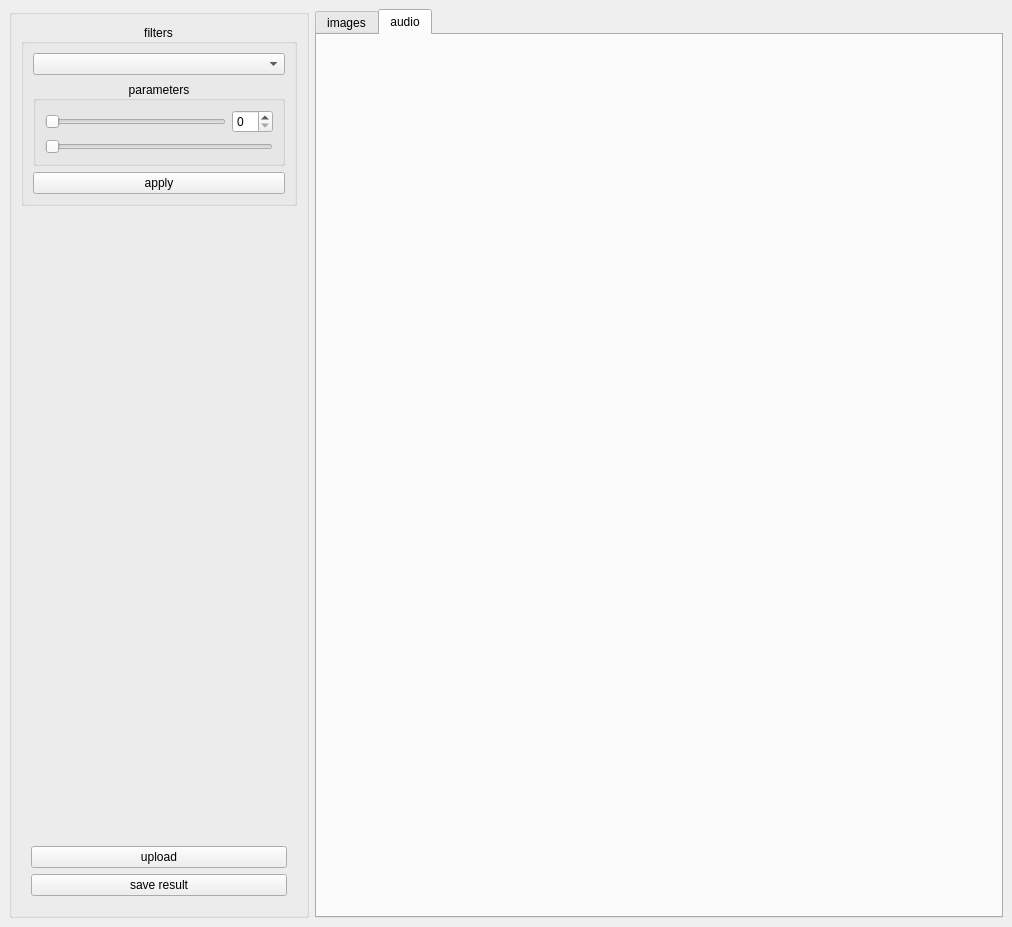
The window that FFT-processing/mainwindow.ui (5arcoramphu5/image-and-audio-processing-with-FFT) describes before a commit, drawn with Qt 5.
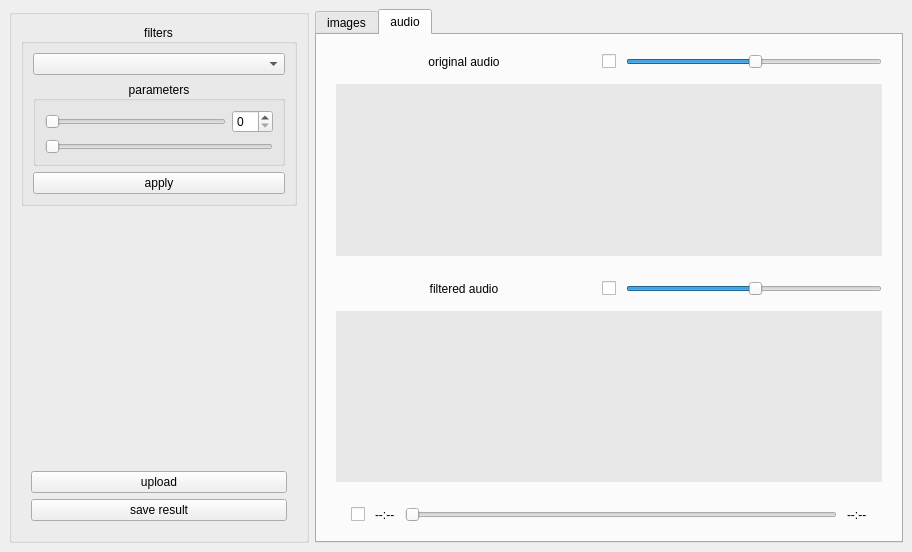
The same window after the commit. Icons and pictures are not drawn.

```diff
--- a/FFT-processing/mainwindow.ui
+++ b/FFT-processing/mainwindow.ui
@@ -6,8 +6,8 @@
    <rect>
     <x>0</x>
     <y>0</y>
-    <width>1012</width>
-    <height>927</height>
+    <width>912</width>
+    <height>552</height>
    </rect>
   </property>
   <property name="sizePolicy">
@@ -441,7 +441,254 @@
        <attribute name="title">
         <string>audio</string>
        </attribute>
-       <layout class="QHBoxLayout" name="horizontalLayout_3"/>
+       <layout class="QHBoxLayout" name="horizontalLayout_3">
+        <item>
+         <layout class="QVBoxLayout" name="verticalLayout">
+          <property name="spacing">
+           <number>10</number>
+          </property>
+          <property name="leftMargin">
+           <number>10</number>
+          </property>
+          <property name="topMargin">
+           <number>10</number>
+          </property>
+          <property name="rightMargin">
+           <number>10</number>
+          </property>
+          <property name="bottomMargin">
+           <number>10</number>
+          </property>
+          <item>
+           <layout class="QVBoxLayout" name="originalAudioLayout">
+            <property name="spacing">
+             <number>15</number>
+            </property>
+            <property name="leftMargin">
+             <number>0</number>
+            </property>
+            <property name="topMargin">
+             <number>0</number>
+            </property>
+            <property name="rightMargin">
+             <number>0</number>
+            </property>
+            <property name="bottomMargin">
+             <number>15</number>
+            </property>
+            <item>
+             <layout class="QHBoxLayout" name="originalAudioControls">
+              <property name="spacing">
+               <number>10</number>
+              </property>
+              <item>
+               <widget class="QLabel" name="originalAudioLabel">
+                <property name="text">
+                 <string>original audio</string>
+                </property>
+                <property name="alignment">
+                 <set>Qt::AlignCenter</set>
+                </property>
+               </widget>
+              </item>
+              <item>
+               <widget class="QCheckBox" name="originalAudioMute">
+                <property name="sizePolicy">
+                 <sizepolicy hsizetype="Fixed" vsizetype="Fixed">
+                  <horstretch>0</horstretch>
+                  <verstretch>0</verstretch>
+                 </sizepolicy>
+                </property>
+                <property name="styleSheet">
+                 <string notr="true">QCheckBox::indicator:unchecked {
+    image: url(:/graphics/speaker-icon.png);
+}
+
+QCheckBox::indicator:checked {
+    image: url(:/graphics/speaker-muted-icon.png);
+}</string>
+                </property>
+                <property name="text">
+                 <string/>
+                </property>
+               </widget>
+              </item>
+              <item>
+               <widget class="QSlider" name="originalAudioVolume">
+                <property name="sizePolicy">
+                 <sizepolicy hsizetype="Preferred" vsizetype="Fixed">
+                  <horstretch>0</horstretch>
+                  <verstretch>0</verstretch>
+                 </sizepolicy>
+                </property>
+                <property name="value">
+                 <number>50</number>
+                </property>
+                <property name="orientation">
+                 <enum>Qt::Horizontal</enum>
+                </property>
+               </widget>
+              </item>
+             </layout>
+            </item>
+            <item>
+             <widget class="QLabel" name="originalAudioVIsualisation">
+              <property name="sizePolicy">
+               <sizepolicy hsizetype="Expanding" vsizetype="Expanding">
+                <horstretch>0</horstretch>
+                <verstretch>0</verstretch>
+               </sizepolicy>
+              </property>
+              <property name="styleSheet">
+               <string notr="true">QLabel { background-color : rgb(232, 232, 232) }</string>
+              </property>
+              <property name="text">
+               <string/>
+              </property>
+             </widget>
+            </item>
+           </layout>
+          </item>
+          <item>
+           <layout class="QVBoxLayout" name="filteredAudioLayout">
+            <property name="spacing">
+             <number>15</number>
+            </property>
+            <property name="bottomMargin">
+             <number>15</number>
+            </property>
+            <item>
+             <layout class="QHBoxLayout" name="filteredAudioControls">
+              <property name="spacing">
+               <number>10</number>
+              </property>
+              <item>
+               <widget class="QLabel" name="filteredAudioLabel">
+                <property name="text">
+                 <string>filtered audio</string>
+                </property>
+                <property name="alignment">
+                 <set>Qt::AlignCenter</set>
+                </property>
+               </widget>
+              </item>
+              <item>
+               <widget class="QCheckBox" name="filteredAudioMute">
+                <property name="sizePolicy">
+                 <sizepolicy hsizetype="Fixed" vsizetype="Fixed">
+                  <horstretch>0</horstretch>
+                  <verstretch>0</verstretch>
+                 </sizepolicy>
+                </property>
+                <property name="styleSheet">
+                 <string notr="true">QCheckBox::indicator:unchecked {
+    image: url(:/graphics/speaker-icon.png);
+}
+
+QCheckBox::indicator:checked {
+    image: url(:/graphics/speaker-muted-icon.png);
+}</string>
+                </property>
+                <property name="text">
+                 <string/>
+                </property>
+               </widget>
+              </item>
+              <item>
+               <widget class="QSlider" name="filteredAudioVolume">
+                <property name="sizePolicy">
+                 <sizepolicy hsizetype="Preferred" vsizetype="Fixed">
+                  <horstretch>0</horstretch>
+                  <verstretch>0</verstretch>
+                 </sizepolicy>
+                </property>
+                <property name="value">
+                 <number>50</number>
+                </property>
+                <property name="orientation">
+                 <enum>Qt::Horizontal</enum>
+                </property>
+               </widget>
+              </item>
+             </layout>
+            </item>
+            <item>
+             <widget class="QLabel" name="filteredAudioVisualisation">
+              <property name="sizePolicy">
+               <sizepolicy hsizetype="Expanding" vsizetype="Expanding">
+                <horstretch>0</horstretch>
+                <verstretch>0</verstretch>
+               </sizepolicy>
+              </property>
+              <property name="styleSheet">
+               <string notr="true">QLabel { background-color : rgb(232, 232, 232) }</string>
+              </property>
+              <property name="text">
+               <string/>
+              </property>
+             </widget>
+            </item>
+           </layout>
+          </item>
+          <item>
+           <layout class="QHBoxLayout" name="commonAudioControls">
+            <property name="spacing">
+             <number>10</number>
+            </property>
+            <property name="leftMargin">
+             <number>15</number>
+            </property>
+            <property name="rightMargin">
+             <number>15</number>
+            </property>
+            <item>
+             <widget class="QCheckBox" name="playButton">
+              <property name="sizePolicy">
+               <sizepolicy hsizetype="Minimum" vsizetype="Fixed">
+                <horstretch>0</horstretch>
+                <verstretch>0</verstretch>
+               </sizepolicy>
+              </property>
+              <property name="styleSheet">
+               <string notr="true">QCheckBox::indicator:unchecked {
+    image: url(:/graphics/play-icon.png);
+}
+
+QCheckBox::indicator:checked {
+    image: url(:/graphics/pause-icon.png);
+}</string>
+              </property>
+              <property name="text">
+               <string/>
+              </property>
+             </widget>
+            </item>
+            <item>
+             <widget class="QLabel" name="currentTime">
+              <property name="text">
+               <string>--:--</string>
+              </property>
+             </widget>
+            </item>
+            <item>
+             <widget class="QSlider" name="audioTimeSlider">
+              <property name="orientation">
+               <enum>Qt::Horizontal</enum>
+              </property>
+             </widget>
+            </item>
+            <item>
+             <widget class="QLabel" name="audioLength">
+              <property name="text">
+               <string>--:--</string>
+              </property>
+             </widget>
+            </item>
+           </layout>
+          </item>
+         </layout>
+        </item>
+       </layout>
       </widget>
      </widget>
     </item>
```
Left out of the diff: 166 changed lines with no effect on the pictures.
